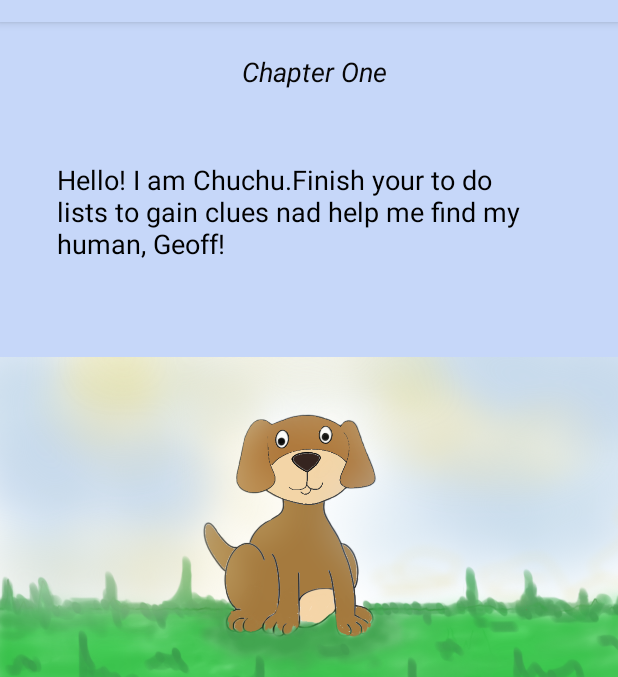
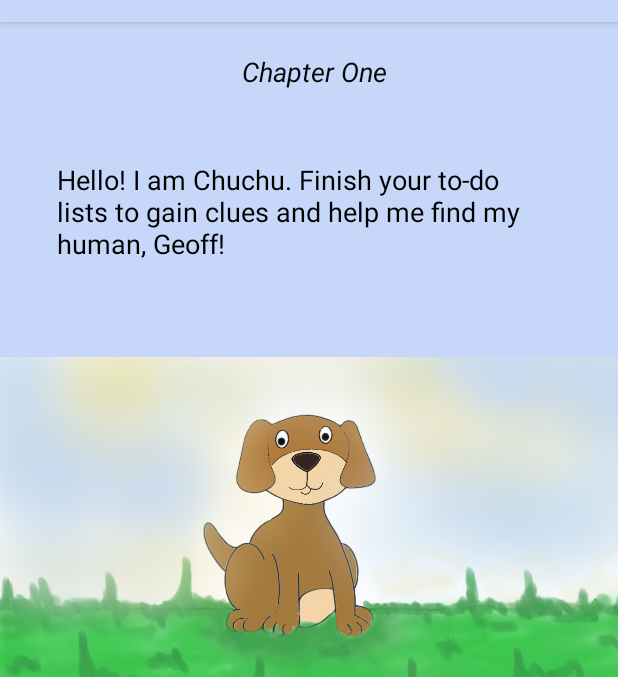
Before and after one commit to jadelundy/Accomplist, an Android app: the FragmentChapterOne screen opened through its navigation route, on a phone screen of 412 x 824 dp, the part 62-739 px from its top. Run offline under Robolectric (Android 15) with nearby library versions, the phone set to English and light mode, and no system bars.

```diff
--- a/app/src/main/res/layout/fragment_chapter_one.xml
+++ b/app/src/main/res/layout/fragment_chapter_one.xml
@@ -69,7 +69,7 @@
         android:layout_marginTop="19dp"
         android:layout_marginEnd="47dp"
         android:layout_marginRight="47dp"
-        android:text="Hello! I am Chuchu.Finish your to do lists to gain clues nad help me find my human, Geoff!"
+        android:text="Hello! I am Chuchu. Finish your to-do lists to gain clues and help me find my human, Geoff!"
         android:textColor="#000000"
         android:textSize="18sp"
         app:layout_constraintBottom_toTopOf="@+id/imageView2"
```
